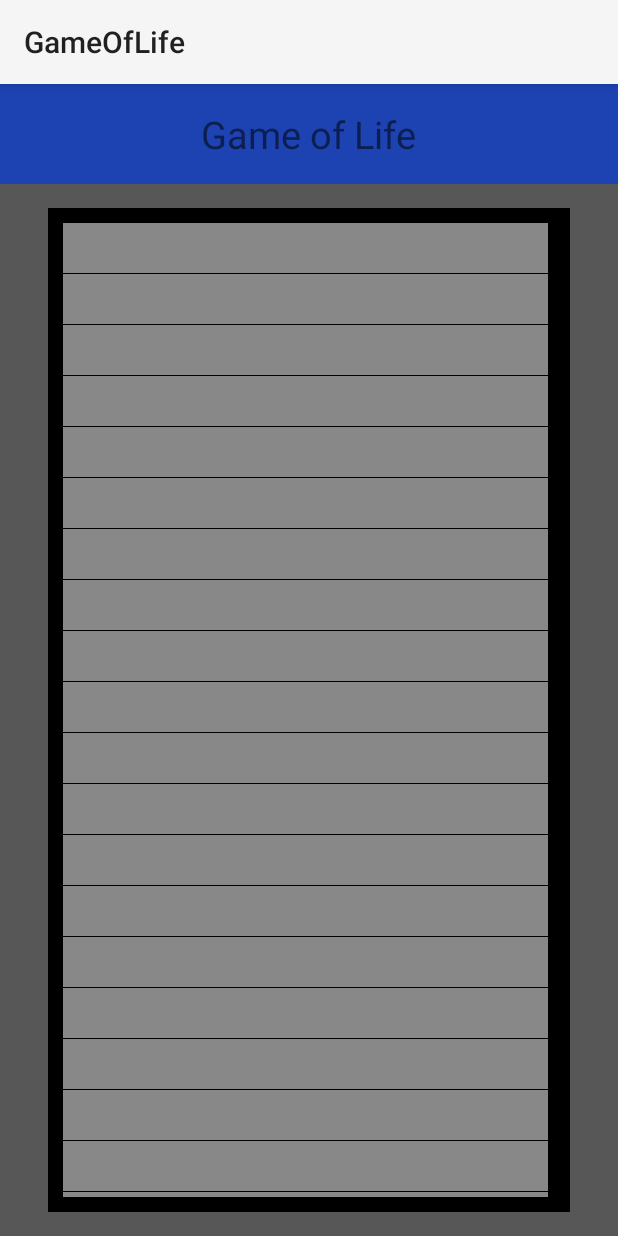
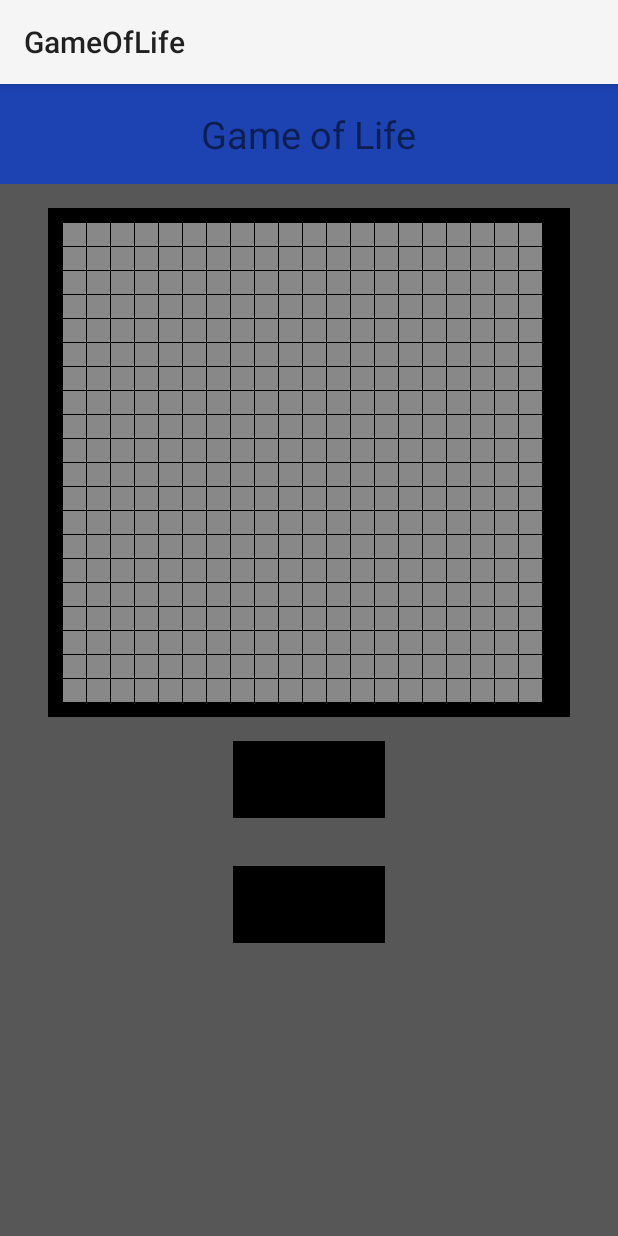
Before and after one commit to jsho32/Game-of-Life-Android, an Android app: the GameActivity screen opened directly, with no data from a screen before it, on a phone screen of 412 x 824 dp. Run offline under Robolectric (Android 15) with nearby library versions, the light colour scheme and no system bars.

Commit message:
Set cell width and height based on device dimensions.

```diff
--- a/game/src/main/java/com/shoresdevelopment/gameoflife/game/GameGridAdapter.java
+++ b/game/src/main/java/com/shoresdevelopment/gameoflife/game/GameGridAdapter.java
@@ -2,19 +2,27 @@ package com.shoresdevelopment.gameoflife.game;
 
 import android.content.Context;
 import android.graphics.Color;
+import android.graphics.Point;
+import android.view.Display;
 import android.view.View;
 import android.view.ViewGroup;
+import android.view.WindowManager;
 import android.widget.AbsListView;
 import android.widget.BaseAdapter;
-import android.widget.ImageView;
 
 public class GameGridAdapter extends BaseAdapter {
     private Context context;
     private int[] data = null;
+    int cellDimension;
 
     public GameGridAdapter(Context context, int[] data) {
         this.context = context;
         this.data = data;
+        WindowManager windowManager = (WindowManager) context.getSystemService(Context.WINDOW_SERVICE);
+        Display display = windowManager.getDefaultDisplay();
+        Point size = new Point();
+        display.getSize(size);
+        cellDimension = (size.x - 32) / 25;
     }
 
     @Override
@@ -42,7 +50,7 @@ public class GameGridAdapter extends BaseAdapter {
         }
         cell.setClickable(true);
         cell.setBackgroundColor(Color.GRAY);
-        cell.setLayoutParams(new AbsListView.LayoutParams(35, 50));
+        cell.setLayoutParams(new AbsListView.LayoutParams(cellDimension, cellDimension));
 
         if (data[position] == 1) {
             cell.setBackgroundColor(Color.RED);
```
